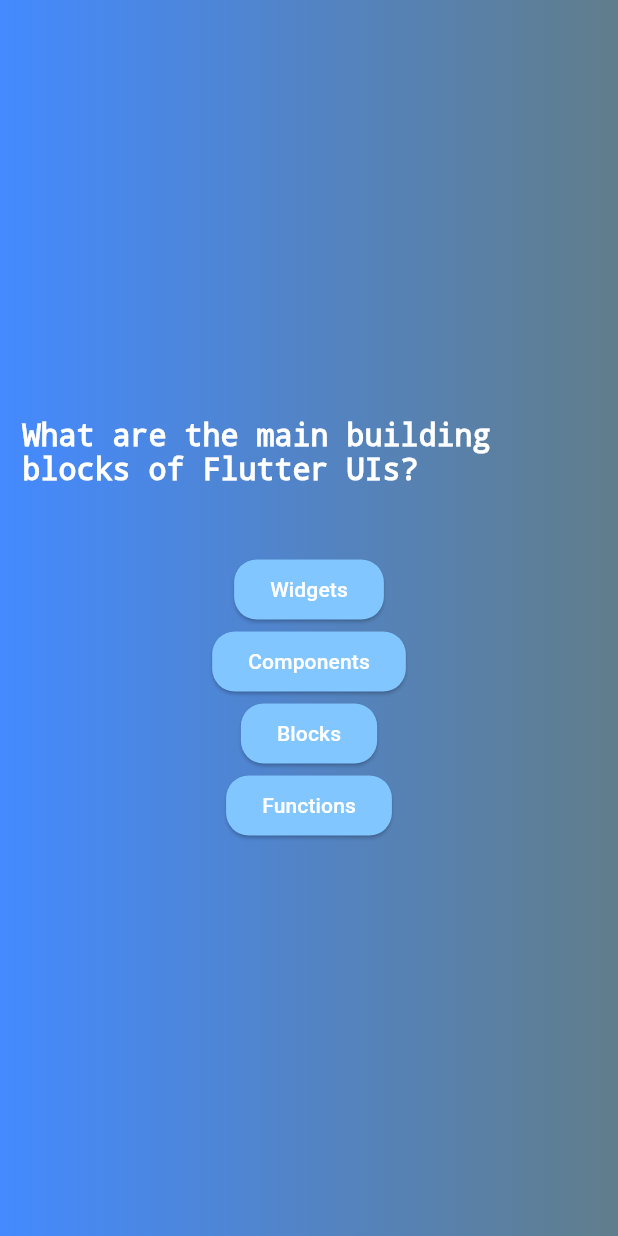
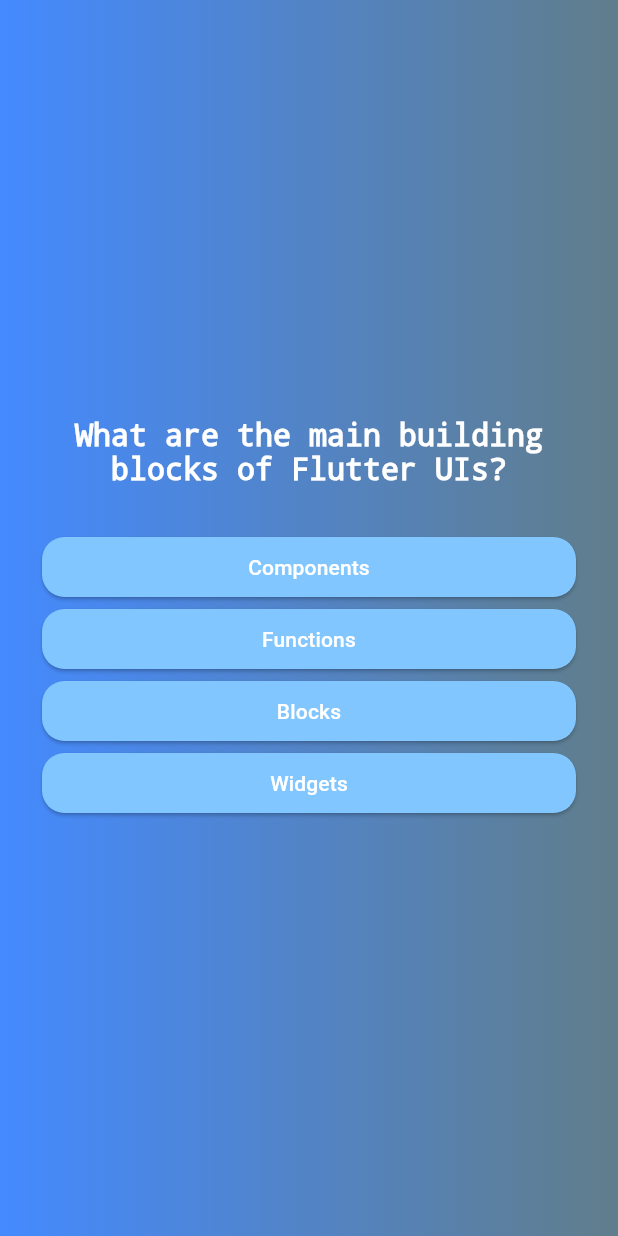
Before and after one commit to arissugiyono/quiz-app, a Flutter app: the screen it shows after launch, after a tap on "start quiz", on a phone screen of 412 x 824 dp. Run offline on Flutter 3.47's test engine with Material 3 defaults, Android fonts, the phone set to English and light mode, and no system bars; our stand-ins replace google_fonts.

Commit message:
add : adding package google fonts

```diff
--- a/lib/answer_button.dart
+++ b/lib/answer_button.dart
@@ -15,7 +15,7 @@ class AnswerButton extends StatelessWidget {
         foregroundColor: Colors.white,
         shape: RoundedRectangleBorder(borderRadius: BorderRadius.circular(15)),
       ),
-      child: Text(answerText),
+      child: Text(answerText, textAlign: TextAlign.center),
     );
   }
 }
--- a/lib/models/quiz_question.dart
+++ b/lib/models/quiz_question.dart
@@ -3,4 +3,12 @@ class QuizQuestion {
 
   final String text;
   final List<String> answers;
+
+
+//TODO : Untuk pengocok jawaban
+  List<String> getShuffledAnswers() {
+    final shuffledList = List.of(answers);
+    shuffledList.shuffle();
+    return shuffledList;
+  }
 }
--- a/lib/questions_screen.dart
+++ b/lib/questions_screen.dart
@@ -10,19 +10,32 @@ class QuestionsScreen extends StatefulWidget {
 }
 
 class _QuestionsScreenState extends State<QuestionsScreen> {
-  final currentQuestions = questions[0];
+  var currentQuestionIndex = 0;
+
+  void answerQuestion() {
+    // currentQuestionIndex = currentQuestionIndex + 1;
+    // currentQuestionIndex += 1;
+    setState(() {
+      currentQuestionIndex++; //TODO: menambahn nilai satu satu
+    });
+  }
 
   @override
   Widget build(BuildContext context) {
+    final currentQuestions = questions[currentQuestionIndex];
     return SizedBox(
       width: double.infinity,
+      child: Container(
+        margin: EdgeInsets.all(20),
+        child: Padding(
+          padding: EdgeInsets.all(8.0),
           child: Column(
             mainAxisAlignment: MainAxisAlignment.center,
+            crossAxisAlignment: CrossAxisAlignment.stretch,
             children: [
-          Container(
-            margin: EdgeInsets.all(15),
-            child: Text(
+              Text(
                 currentQuestions.text,
+                textAlign: TextAlign.center,
 
                 style: TextStyle(
                   fontSize: 20,
@@ -30,13 +43,13 @@ class _QuestionsScreenState extends State<QuestionsScreen> {
                   decoration: TextDecoration.none,
                 ),
               ),
+              const SizedBox(height: 30),
+              ...currentQuestions.getShuffledAnswers().map((answer) {
+                return AnswerButton(answerText: answer, onTap: answerQuestion);
+              }),
+            ],
           ),
-          const SizedBox(height: 30),
-          ...currentQuestions.answers.map((answer) {
-            return AnswerButton(answerText: answer, onTap: () {});
-          }),
-
-        ],
+        ),
       ),
     );
   }
--- a/lib/start_screen.dart
+++ b/lib/start_screen.dart
@@ -1,4 +1,5 @@
 import 'package:flutter/material.dart';
+import 'package:google_fonts/google_fonts.dart';
 
 class StartScreen extends StatelessWidget {
   const StartScreen(this.startQuiz, {super.key});
@@ -25,9 +26,14 @@ class StartScreen extends StatelessWidget {
               startQuiz,
             icon: Icon(Icons.arrow_right_outlined, color: Colors.blue),
 
-            label: const Text(
+            label: Text(
               "start quiz",
-              style: TextStyle(color: Colors.blue, fontSize: 16),
+              style: GoogleFonts.lato(
+                color: Colors.blueAccent,
+                fontSize: 16,
+                fontWeight: FontWeight.bold,
+              ),
+              // TextStyle(color: Colors.blue, fontSize: 16),
             ),
           ),
         ],
--- a/pubspec.yaml
+++ b/pubspec.yaml
@@ -34,6 +34,7 @@ dependencies:
   # The following adds the Cupertino Icons font to your application.
   # Use with the CupertinoIcons class for iOS style icons.
   cupertino_icons: ^1.0.8
+  google_fonts: ^6.3.2
 
 dev_dependencies:
   flutter_test:
@@ -44,7 +45,7 @@ dev_dependencies:
   # activated in the `analysis_options.yaml` file located at the root of your
   # package. See that file for information about deactivating specific lint
   # rules and activating additional ones.
-  flutter_lints: ^5.0.0
+  flutter_lints: ^6.0.0
 
 # For information on the generic Dart part of this file, see the
 # following page: https://dart.dev/tools/pub/pubspec
```
Also changed, not shown: pubspec.lock, 12 other files. Lines whose indentation alone changed are shown as unchanged.
